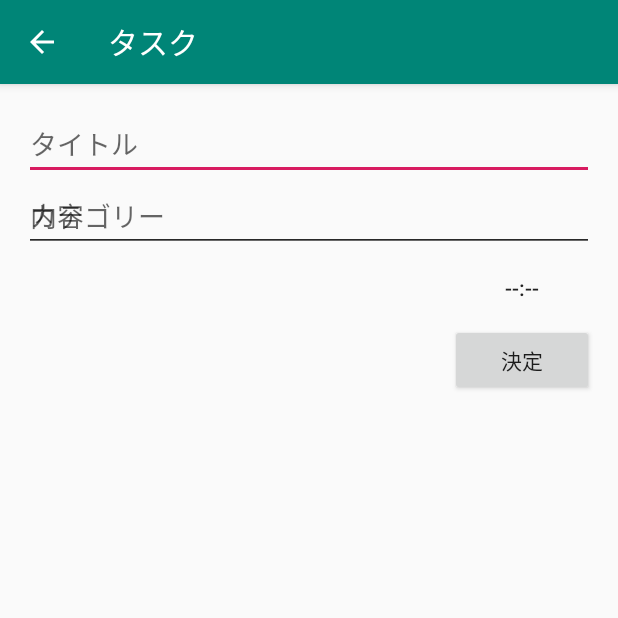
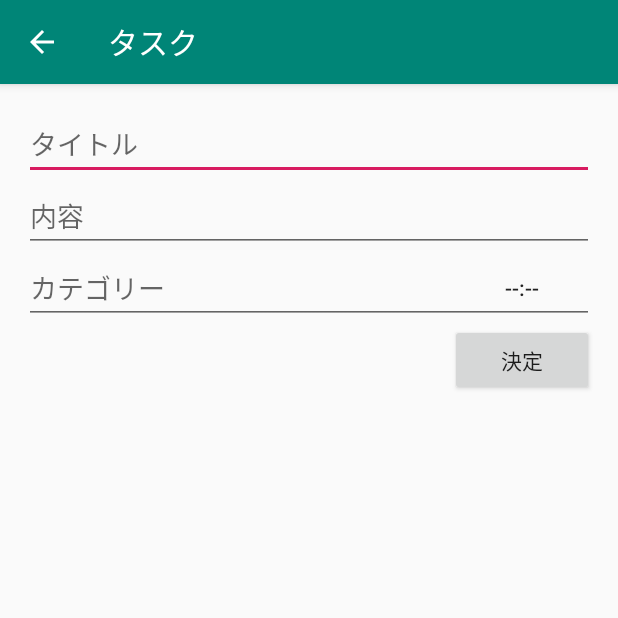
Before and after one commit to takuyakatsuoka/TaskApp, an Android app: the InputActivity screen opened directly, with no data from a screen before it, on a phone screen of 412 x 824 dp, the top half of it. Run offline under Robolectric (Android 15) with nearby library versions, the phone set to English and light mode, and no system bars; libraries missing offline, so code that uses them is left out: io.realm, jp.techacademy.takuya; 3 statements that could not run were skipped.

Commit message:
カテゴリーの欄にTimerがきてしまった。

```diff
--- a/app/src/main/java/jp/techacademy/takuya/katuoka/taskapp/InputActivity.kt
+++ b/app/src/main/java/jp/techacademy/takuya/katuoka/taskapp/InputActivity.kt
@@ -89,6 +89,7 @@ class InputActivity : AppCompatActivity() {
             // 更新の場合
             title_edit_text.setText(mTask!!.title)
             content_edit_text.setText(mTask!!.contents)
+            category_edit_text.setText(mTask!!.category)
 
             val calendar = Calendar.getInstance()
             calendar.time = mTask!!.date
--- a/app/src/main/java/jp/techacademy/takuya/katuoka/taskapp/Task.kt
+++ b/app/src/main/java/jp/techacademy/takuya/katuoka/taskapp/Task.kt
@@ -9,6 +9,7 @@ open class Task : RealmObject(), Serializable {
     var title: String = ""  //タイトル
     var contents: String = "" //内容
     var date: Date = Date()  //日時
+    var category: String = "" //カテゴリー
 
     //idをプライマリーキーとして設定
     @PrimaryKey
--- a/app/src/main/res/layout/content_input.xml
+++ b/app/src/main/res/layout/content_input.xml
@@ -21,7 +21,7 @@
               android:hint="内容"/>
     <EditText android:layout_width="match_parent" android:layout_height="wrap_content"
               android:id="@+id/category_edit_text"
-              android:layout_below="@+id/title_edit_text"
+              android:layout_below="@+id/content_edit_text"
               android:hint="カテゴリー"/>
     <Button android:layout_width="0dp" android:layout_height="wrap_content"
             android:id="@+id/date_button"
```
